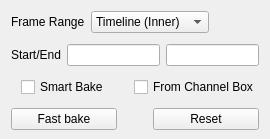
Qt form python/mmSolver/tools/fastbake/ui/fast_bake_ui.ui (david-cattermole/mayaMatchMoveSolver) before a commit.
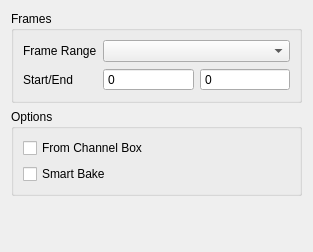
The same form after that commit.

Commit message:
Create/Remove Controller and "Fast Bake" tools work and clean up.
Files changed for PEP8 conventions.

Replaced buttons inside "Layout" with base window buttons.

Changed Fast Bake tool to use default values rather than setting config
values.

Removed module-level frame range query attributes.

Removed hard-coding window width/height.

Patch:
```diff
--- a/python/mmSolver/tools/fastbake/ui/fast_bake_ui.ui
+++ b/python/mmSolver/tools/fastbake/ui/fast_bake_ui.ui
@@ -6,156 +6,105 @@
    <rect>
     <x>0</x>
     <y>0</y>
-    <width>249</width>
-    <height>139</height>
+    <width>313</width>
+    <height>252</height>
    </rect>
   </property>
   <property name="windowTitle">
    <string>FastBake</string>
   </property>
-  <layout class="QGridLayout" name="gridLayout">
-   <property name="topMargin">
-    <number>6</number>
-   </property>
-   <property name="bottomMargin">
-    <number>0</number>
-   </property>
-   <property name="verticalSpacing">
-    <number>6</number>
-   </property>
-   <item row="2" column="0">
-    <layout class="QHBoxLayout" name="horizontalLayout_3">
+  <layout class="QVBoxLayout" name="verticalLayout_3">
      <item>
-      <spacer name="horizontalSpacer_2">
-       <property name="orientation">
-        <enum>Qt::Horizontal</enum>
-       </property>
-       <property name="sizeType">
-        <enum>QSizePolicy::Fixed</enum>
-       </property>
-       <property name="sizeHint" stdset="0">
-        <size>
-         <width>10</width>
-         <height>20</height>
-        </size>
-       </property>
-      </spacer>
-     </item>
-     <item>
-      <widget class="QCheckBox" name="smart_bake_cbox">
-       <property name="text">
-        <string>Smart Bake</string>
-       </property>
-       <property name="checked">
-        <bool>false</bool>
-       </property>
-      </widget>
-     </item>
-     <item>
-      <widget class="QCheckBox" name="channel_box_cbox">
-       <property name="text">
-        <string>From Channel Box</string>
-       </property>
-      </widget>
-     </item>
-    </layout>
-   </item>
+    <widget class="QGroupBox" name="frames_groupBox">
+     <property name="title">
+      <string>Frames</string>
+     </property>
+     <layout class="QFormLayout" name="formLayout">
    <item row="0" column="0">
-    <layout class="QHBoxLayout" name="horizontalLayout">
-     <item>
       <widget class="QLabel" name="frame_range_label">
        <property name="text">
         <string>Frame Range</string>
        </property>
       </widget>
      </item>
-     <item>
-      <widget class="QComboBox" name="frame_range_combo">
-       <item>
-        <property name="text">
-         <string>Timeline (Inner)</string>
-        </property>
-       </item>
-       <item>
-        <property name="text">
-         <string>Timeline (Outer)</string>
-        </property>
-       </item>
-       <item>
-        <property name="text">
-         <string>Custom </string>
-        </property>
-       </item>
-      </widget>
-     </item>
-     <item>
-      <spacer name="horizontalSpacer_3">
-       <property name="orientation">
-        <enum>Qt::Horizontal</enum>
-       </property>
-       <property name="sizeType">
-        <enum>QSizePolicy::Fixed</enum>
-       </property>
-       <property name="sizeHint" stdset="0">
-        <size>
-         <width>50</width>
-         <height>20</height>
-        </size>
-       </property>
-      </spacer>
-     </item>
-    </layout>
+      <item row="0" column="1">
+       <widget class="QComboBox" name="frame_range_combo"/>
    </item>
    <item row="1" column="0">
-    <layout class="QHBoxLayout" name="horizontalLayout_2">
-     <item>
       <widget class="QLabel" name="start_end_label">
        <property name="text">
         <string>Start/End</string>
        </property>
       </widget>
      </item>
+      <item row="1" column="1">
+       <layout class="QHBoxLayout" name="customFrames_layout">
      <item>
-      <widget class="QLineEdit" name="start_frame_text"/>
+         <widget class="QSpinBox" name="start_frame_spinbox">
+          <property name="buttonSymbols">
+           <enum>QAbstractSpinBox::NoButtons</enum>
+          </property>
+          <property name="maximum">
+           <number>999999</number>
+          </property>
+         </widget>
      </item>
      <item>
-      <widget class="QLineEdit" name="end_frame_text"/>
+         <widget class="QSpinBox" name="end_frame_spinbox">
+          <property name="buttonSymbols">
+           <enum>QAbstractSpinBox::NoButtons</enum>
+          </property>
+          <property name="prefix">
+           <string/>
+          </property>
+          <property name="maximum">
+           <number>999999</number>
+          </property>
+         </widget>
      </item>
     </layout>
    </item>
-   <item row="3" column="0">
-    <layout class="QHBoxLayout" name="horizontalLayout_4">
+     </layout>
+    </widget>
+   </item>
      <item>
-      <widget class="QPushButton" name="fast_bake_btn">
+    <widget class="QGroupBox" name="options_groupBox">
+     <property name="title">
+      <string>Options</string>
+     </property>
+     <layout class="QVBoxLayout" name="verticalLayout_2">
+      <item>
+       <widget class="QCheckBox" name="channel_box_cbox">
        <property name="text">
-        <string>Fast bake</string>
+         <string>From Channel Box</string>
        </property>
       </widget>
      </item>
      <item>
-      <spacer name="horizontalSpacer">
+       <widget class="QCheckBox" name="smart_bake_cbox">
+        <property name="text">
+         <string>Smart Bake</string>
+        </property>
+        <property name="checked">
+         <bool>false</bool>
+        </property>
+       </widget>
+      </item>
+     </layout>
+    </widget>
+   </item>
+   <item>
+    <spacer name="verticalSpacer">
        <property name="orientation">
-        <enum>Qt::Horizontal</enum>
-       </property>
-       <property name="sizeType">
-        <enum>QSizePolicy::Fixed</enum>
+      <enum>Qt::Vertical</enum>
        </property>
        <property name="sizeHint" stdset="0">
         <size>
-         <width>30</width>
-         <height>20</height>
+       <width>20</width>
+       <height>40</height>
         </size>
        </property>
       </spacer>
-     </item>
-     <item>
-      <widget class="QPushButton" name="reset_btn">
-       <property name="text">
-        <string>Reset</string>
-       </property>
-      </widget>
-     </item>
-    </layout>
    </item>
   </layout>
  </widget>
```
Lines whose indentation alone changed are shown as unchanged. The commit also changes 10 other files.
